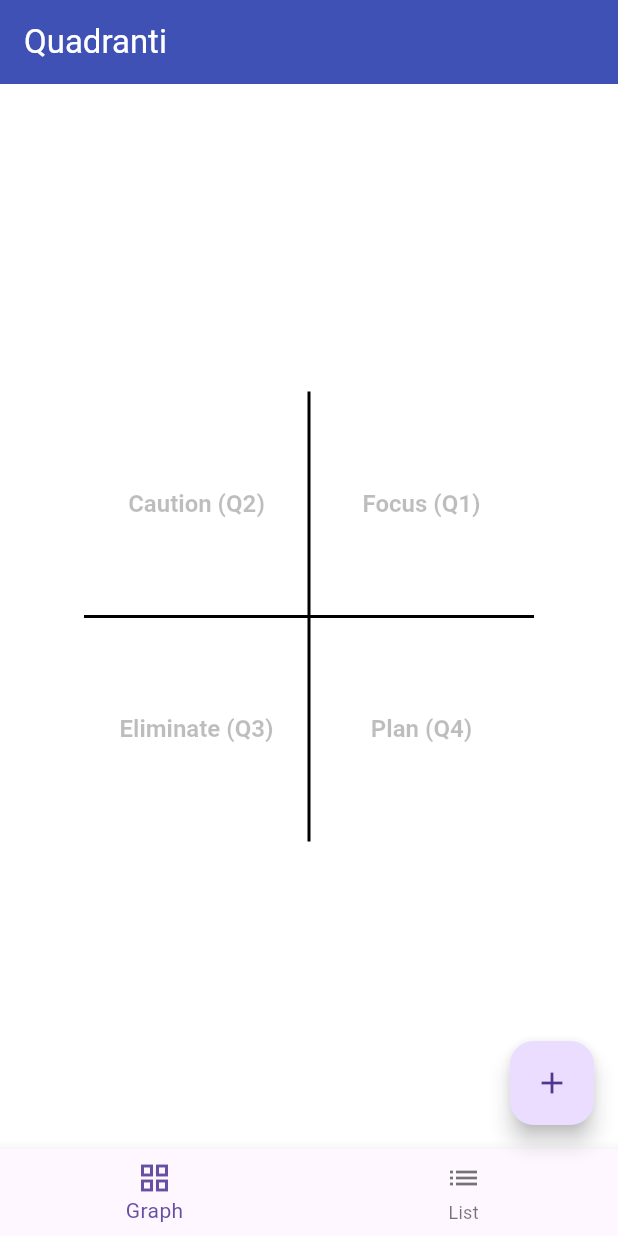
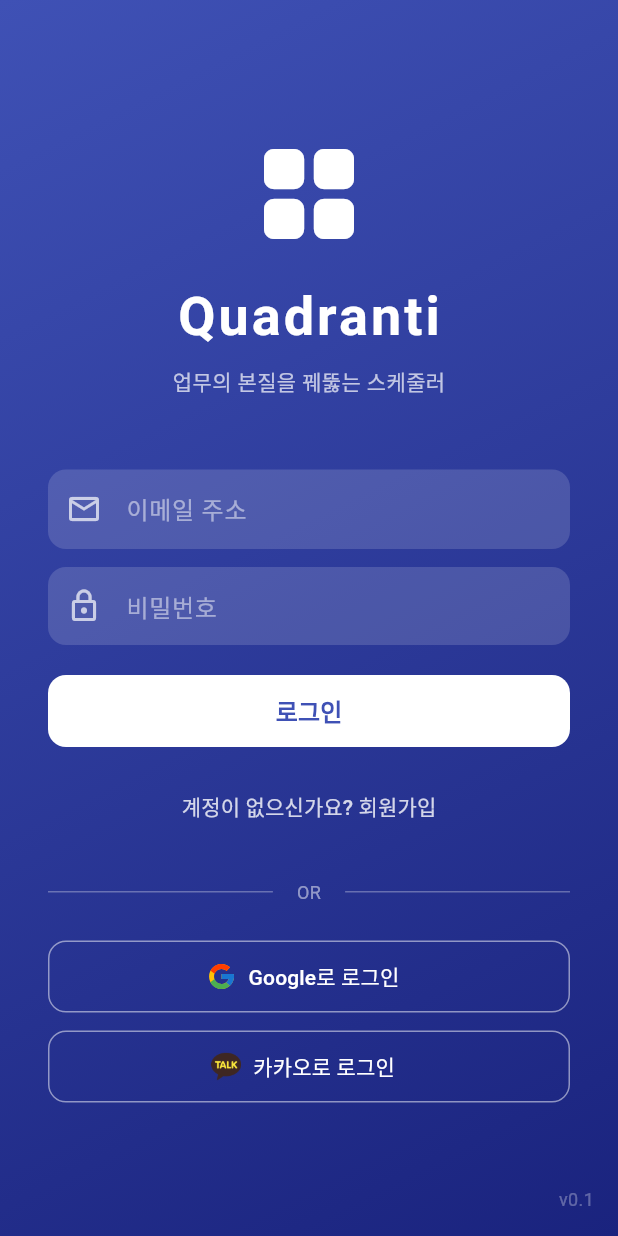
Before and after one commit to hansang-lee/quadranti, a Flutter app: the screen it shows after launch, on a phone screen of 412 x 824 dp. Run offline on Flutter 3.47's test engine with Material 3 defaults, Android fonts, the phone set to English and light mode, and no system bars; our stand-ins replace flutter_svg, hive, hive_flutter; accounts and stored records are empty.

Commit message:
feat: add email auth with signup/login and social login UI
- email registration with password hashing (SHA-256, Hive local DB)
- login validation: distinct errors for unregistered email vs wrong password
- signup/Login toggle UI with display name field
- google and KakaoTalk login buttons (placeholder, OAuth TBD)
- brand logos: Google (SVG), KakaoTalk (PNG) in assets/images
- app version display (v0.1) on login screen
- add hive, crypto, flutter_svg dependencies

```diff
--- a/lib/core/constants.dart
+++ b/lib/core/constants.dart
@@ -1,4 +1,5 @@
 class AppConstants {
+  static const String appVersion = '0.1';
   static const double defaultMaxRange = 10.0;
   static const double axisStrokeWidth = 2.0;
   static const double gridStrokeWidth = 0.5;
--- a/lib/main.dart
+++ b/lib/main.dart
@@ -1,10 +1,15 @@
 import 'package:flutter/material.dart';
 import 'package:provider/provider.dart';
+import 'package:hive_flutter/hive_flutter.dart';
 import 'screens/home_screen.dart';
+import 'screens/login_screen.dart';
 import 'providers/task_provider.dart';
+import 'providers/auth_provider.dart';
 import 'core/theme.dart';
 
-void main() {
+void main() async {
+  WidgetsFlutterBinding.ensureInitialized();
+  await Hive.initFlutter();
   runApp(const QuadrantiApp());
 }
 
@@ -16,11 +21,21 @@ class QuadrantiApp extends StatelessWidget {
     return MultiProvider(
       providers: [
         ChangeNotifierProvider(create: (_) => TaskProvider()),
+        ChangeNotifierProvider(create: (_) => AuthProvider()..checkAuthState()),
       ],
       child: MaterialApp(
         title: 'Quadranti',
         theme: AppTheme.lightTheme,
-        home: const HomeScreen(),
+        home: Consumer<AuthProvider>(
+          builder: (context, auth, _) {
+            if (auth.isLoading) {
+              return const Scaffold(
+                body: Center(child: CircularProgressIndicator()),
+              );
+            }
+            return auth.isLoggedIn ? const HomeScreen() : const LoginScreen();
+          },
+        ),
       ),
     );
   }
--- /dev/null
+++ b/lib/models/user_model.dart
@@ -0,0 +1,25 @@
+import 'package:hive/hive.dart';
+
+part 'user_model.g.dart';
+
+@HiveType(typeId: 0)
+class User {
+  @HiveField(0)
+  final String id;
+
+  @HiveField(1)
+  final String email;
+
+  @HiveField(2)
+  final String displayName;
+
+  @HiveField(3)
+  final String? photoUrl;
+
+  User({
+    required this.id,
+    required this.email,
+    required this.displayName,
+    this.photoUrl,
+  });
+}
--- /dev/null
+++ b/lib/providers/auth_provider.dart
@@ -0,0 +1,71 @@
+import 'package:flutter/material.dart';
+import '../models/user_model.dart';
+import '../services/auth_service.dart';
+import '../services/local_auth_service.dart';
+
+class AuthProvider with ChangeNotifier {
+  final AuthService _authService = LocalAuthService();
+
+  User? _currentUser;
+  bool _isLoading = true;
+
+  User? get currentUser => _currentUser;
+  bool get isLoggedIn => _currentUser != null;
+  bool get isLoading => _isLoading;
+
+  /// Check if user is already logged in (on app start)
+  Future<void> checkAuthState() async {
+    _isLoading = true;
+    notifyListeners();
+
+    _currentUser = await _authService.getCurrentUser();
+
+    _isLoading = false;
+    notifyListeners();
+  }
+
+  /// Sign up with email and password
+  Future<String?> signUp({required String email, required String password, String? displayName}) async {
+    try {
+      _currentUser = await _authService.signUp(
+        email: email,
+        password: password,
+        displayName: displayName,
+      );
+      notifyListeners();
+      if (_currentUser == null) {
+        return '이미 등록된 이메일입니다';
+      }
+      return null; // Success
+    } catch (e) {
+      return '회원가입에 실패했습니다';
+    }
+  }
+
+  /// Sign in with email and password
+  Future<String?> signIn({required String email, required String password}) async {
+    try {
+      _currentUser = await _authService.signIn(
+        email: email,
+        password: password,
+      );
+      notifyListeners();
+      return null; // Success
+    } catch (e) {
+      final msg = e.toString();
+      if (msg.contains('EMAIL_NOT_FOUND')) {
+        return '등록되지 않은 이메일입니다';
+      } else if (msg.contains('WRONG_PASSWORD')) {
+        return '비밀번호가 올바르지 않습니다';
+      }
+      return '로그인에 실패했습니다';
+    }
+  }
+
+  /// Sign out
+  Future<void> signOut() async {
+    await _authService.signOut();
+    _currentUser = null;
+    notifyListeners();
+  }
+}
--- a/lib/screens/home_screen.dart
+++ b/lib/screens/home_screen.dart
@@ -1,6 +1,7 @@
 import 'package:flutter/material.dart';
 import 'package:provider/provider.dart';
 import '../providers/task_provider.dart';
+import '../providers/auth_provider.dart';
 import 'graph_view.dart';
 import 'list_view.dart';
 
@@ -36,9 +37,17 @@ class _HomeScreenState extends State<HomeScreen> {
 
   @override
   Widget build(BuildContext context) {
+    final auth = Provider.of<AuthProvider>(context);
     return Scaffold(
       appBar: AppBar(
-        title: const Text('Quadranti'),
+        title: Text('Quadranti — ${auth.currentUser?.displayName ?? ''}'),
+        actions: [
+          IconButton(
+            icon: const Icon(Icons.logout),
+            tooltip: '로그아웃',
+            onPressed: () => auth.signOut(),
+          ),
+        ],
       ),
       body: Center(
         child: _widgetOptions.elementAt(_selectedIndex),
--- /dev/null
+++ b/lib/screens/login_screen.dart
@@ -0,0 +1,292 @@
+import 'package:flutter/material.dart';
+import 'package:flutter_svg/flutter_svg.dart';
+import 'package:provider/provider.dart';
+import '../providers/auth_provider.dart';
+import '../core/constants.dart';
+
+class LoginScreen extends StatefulWidget {
+  const LoginScreen({super.key});
+
+  @override
+  State<LoginScreen> createState() => _LoginScreenState();
+}
+
+class _LoginScreenState extends State<LoginScreen> {
+  final _emailController = TextEditingController();
+  final _passwordController = TextEditingController();
+  final _displayNameController = TextEditingController();
+  bool _isSubmitting = false;
+  bool _isSignUp = false; // Toggle between login and signup
+
+  @override
+  void dispose() {
+    _emailController.dispose();
+    _passwordController.dispose();
+    _displayNameController.dispose();
+    super.dispose();
+  }
+
+  Future<void> _handleSubmit() async {
+    final email = _emailController.text.trim();
+    final password = _passwordController.text.trim();
+
+    if (email.isEmpty || password.isEmpty) {
+      _showError('이메일과 비밀번호를 입력해주세요');
+      return;
+    }
+
+    setState(() => _isSubmitting = true);
+
+    final auth = Provider.of<AuthProvider>(context, listen: false);
+    String? error;
+
+    if (_isSignUp) {
+      final displayName = _displayNameController.text.trim();
+      error = await auth.signUp(
+        email: email,
+        password: password,
+        displayName: displayName.isNotEmpty ? displayName : null,
+      );
+    } else {
+      error = await auth.signIn(email: email, password: password);
+    }
+
+    setState(() => _isSubmitting = false);
+
+    if (error != null && mounted) {
+      _showError(error);
+    }
+  }
+
+  void _showError(String message) {
+    ScaffoldMessenger.of(context).showSnackBar(
+      SnackBar(
+        content: Text(message),
+        backgroundColor: Colors.red.shade400,
+      ),
+    );
+  }
+
+  @override
+  Widget build(BuildContext context) {
+    return Scaffold(
+      body: Stack(
+        children: [
+          Container(
+        decoration: const BoxDecoration(
+          gradient: LinearGradient(
+            begin: Alignment.topLeft,
+            end: Alignment.bottomRight,
+            colors: [Color(0xFF3F51B5), Color(0xFF1A237E)],
+          ),
+        ),
+        child: SafeArea(
+          child: Center(
+            child: SingleChildScrollView(
+              padding: const EdgeInsets.symmetric(horizontal: 32),
+              child: Column(
+                mainAxisAlignment: MainAxisAlignment.center,
+                children: [
+                  // Logo / Title
+                  const Icon(
+                    Icons.grid_view_rounded,
+                    size: 80,
+                    color: Colors.white,
+                  ),
+                  const SizedBox(height: 16),
+                  const Text(
+                    'Quadranti',
+                    style: TextStyle(
+                      fontSize: 36,
+                      fontWeight: FontWeight.bold,
+                      color: Colors.white,
+                      letterSpacing: 2,
+                    ),
+                  ),
+                  const SizedBox(height: 8),
+                  Text(
+                    '업무의 본질을 꿰뚫는 스케줄러',
+                    style: TextStyle(
+                      fontSize: 14,
+                      color: Colors.white.withOpacity(0.7),
+                    ),
+                  ),
+                  const SizedBox(height: 48),
+
+                  // Display Name (signup only)
+                  if (_isSignUp) ...[
+                    _buildTextField(
+                      controller: _displayNameController,
+                      hint: '이름 (선택)',
+                      icon: Icons.person_outline,
+                    ),
+                    const SizedBox(height: 12),
+                  ],
+
+                  // Email Input
+                  _buildTextField(
+                    controller: _emailController,
+                    hint: '이메일 주소',
+                    icon: Icons.email_outlined,
+                    keyboardType: TextInputType.emailAddress,
+                  ),
+                  const SizedBox(height: 12),
+
+                  // Password Input
+                  _buildTextField(
+                    controller: _passwordController,
+                    hint: '비밀번호',
+                    icon: Icons.lock_outline,
+                    obscureText: true,
+                    onSubmitted: (_) => _handleSubmit(),
+                  ),
+                  const SizedBox(height: 20),
+
+                  // Submit Button
+                  SizedBox(
+                    width: double.infinity,
+                    height: 48,
+                    child: ElevatedButton(
+                      onPressed: _isSubmitting ? null : _handleSubmit,
+                      style: ElevatedButton.styleFrom(
+                        backgroundColor: Colors.white,
+                        foregroundColor: const Color(0xFF3F51B5),
+                        shape: RoundedRectangleBorder(
+                          borderRadius: BorderRadius.circular(12),
+                        ),
+                        elevation: 0,
+                      ),
+                      child: _isSubmitting
+                          ? const SizedBox(
+                              width: 20,
+                              height: 20,
+                              child: CircularProgressIndicator(strokeWidth: 2),
+                            )
+                          : Text(
+                              _isSignUp ? '회원가입' : '로그인',
+                              style: const TextStyle(fontSize: 16, fontWeight: FontWeight.w600),
+                            ),
+                    ),
+                  ),
+                  const SizedBox(height: 16),
+
+                  // Toggle Login / Signup
+                  TextButton(
+                    onPressed: () => setState(() => _isSignUp = !_isSignUp),
+                    child: Text(
+                      _isSignUp ? '이미 계정이 있으신가요? 로그인' : '계정이 없으신가요? 회원가입',
+                      style: TextStyle(color: Colors.white.withOpacity(0.8)),
+                    ),
+                  ),
+                  const SizedBox(height: 24),
+
+                  // Divider
+                  Row(
+                    children: [
+                      Expanded(child: Divider(color: Colors.white.withOpacity(0.3))),
+                      Padding(
+                        padding: const EdgeInsets.symmetric(horizontal: 16),
+                        child: Text('OR', style: TextStyle(color: Colors.white.withOpacity(0.5), fontSize: 12)),
+                      ),
+                      Expanded(child: Divider(color: Colors.white.withOpacity(0.3))),
+                    ],
+                  ),
+                  const SizedBox(height: 24),
+
+                  // Google Sign-In Button (placeholder)
+                  SizedBox(
+                    width: double.infinity,
+                    height: 48,
+                    child: OutlinedButton.icon(
+                      onPressed: () {
+                        ScaffoldMessenger.of(context).showSnackBar(
+                          const SnackBar(content: Text('Google 로그인은 추후 연동 예정입니다')),
+                        );
+                      },
+                      icon: SvgPicture.asset('assets/images/google-48x48.svg', width: 20, height: 20),
+                      label: const Text('Google로 로그인', style: TextStyle(fontSize: 14)),
+                      style: OutlinedButton.styleFrom(
+                        foregroundColor: Colors.white,
+                        side: BorderSide(color: Colors.white.withOpacity(0.5)),
+                        shape: RoundedRectangleBorder(
+                          borderRadius: BorderRadius.circular(12),
+                        ),
+                      ),
+                    ),
+                  ),
+                  const SizedBox(height: 12),
+
+                  // KakaoTalk Sign-In Button (placeholder)
+                  SizedBox(
+                    width: double.infinity,
+                    height: 48,
+                    child: OutlinedButton.icon(
+                      onPressed: () {
+                        ScaffoldMessenger.of(context).showSnackBar(
+                          const SnackBar(content: Text('카카오 로그인은 추후 연동 예정입니다')),
+                        );
+                      },
+                      icon: Image.asset('assets/images/kakaotalk-48x48.png', width: 20, height: 20),
+                      label: const Text('카카오로 로그인', style: TextStyle(fontSize: 14)),
+                      style: OutlinedButton.styleFrom(
+                        foregroundColor: Colors.white,
+                        side: BorderSide(color: Colors.white.withOpacity(0.5)),
+                        shape: RoundedRectangleBorder(
+                          borderRadius: BorderRadius.circular(12),
+                        ),
+                      ),
+                    ),
+                  ),
+                ],
+              ),
+            ),
+          ),
+        ),
+      ),
+          // Version number
+          Positioned(
+            right: 16,
+            bottom: 16,
+            child: Text(
+              'v${AppConstants.appVersion}',
+              style: TextStyle(
+                fontSize: 12,
+                color: Colors.white.withOpacity(0.3),
+              ),
+            ),
+          ),
+        ],
+      ),
+    );
+  }
+
+  Widget _buildTextField({
+    required TextEditingController controller,
+    required String hint,
+    required IconData icon,
+    TextInputType? keyboardType,
+    bool obscureText = false,
+    void Function(String)? onSubmitted,
+  }) {
+    return Container(
+      decoration: BoxDecoration(
+        color: Colors.white.withOpacity(0.15),
+        borderRadius: BorderRadius.circular(12),
+      ),
+      child: TextField(
+        controller: controller,
+        keyboardType: keyboardType,
+        obscureText: obscureText,
+        style: const TextStyle(color: Colors.white),
+        decoration: InputDecoration(
+          hintText: hint,
+          hintStyle: TextStyle(color: Colors.white.withOpacity(0.5)),
+          prefixIcon: Icon(icon, color: Colors.white.withOpacity(0.7)),
+          border: InputBorder.none,
+          contentPadding: const EdgeInsets.symmetric(horizontal: 16, vertical: 14),
+        ),
+        onSubmitted: onSubmitted,
+      ),
+    );
+  }
+}
--- a/pubspec.yaml
+++ b/pubspec.yaml
@@ -11,6 +11,10 @@ dependencies:
     sdk: flutter
   provider: ^6.0.0
   cupertino_icons: ^1.0.2
+  hive: ^2.2.3
+  hive_flutter: ^1.1.0
+  crypto: ^3.0.3
+  flutter_svg: ^2.0.7
 
 dev_dependencies:
   flutter_test:
@@ -19,3 +23,5 @@ dev_dependencies:
 
 flutter:
   uses-material-design: true
+  assets:
+    - assets/images/
```
Also changed, not shown: lib/services/auth_service.dart (added, +10 -0 lines), lib/services/local_auth_service.dart (added, +118 -0 lines), assets/images/google-48x48.svg (added), assets/images/google-96x96.svg (added), assets/images/kakaotalk-48x48.png (added), assets/images/kakaotalk-96x96.png (added), lib/models/user_model.g.dart (added), pubspec.lock, 1 other file.
